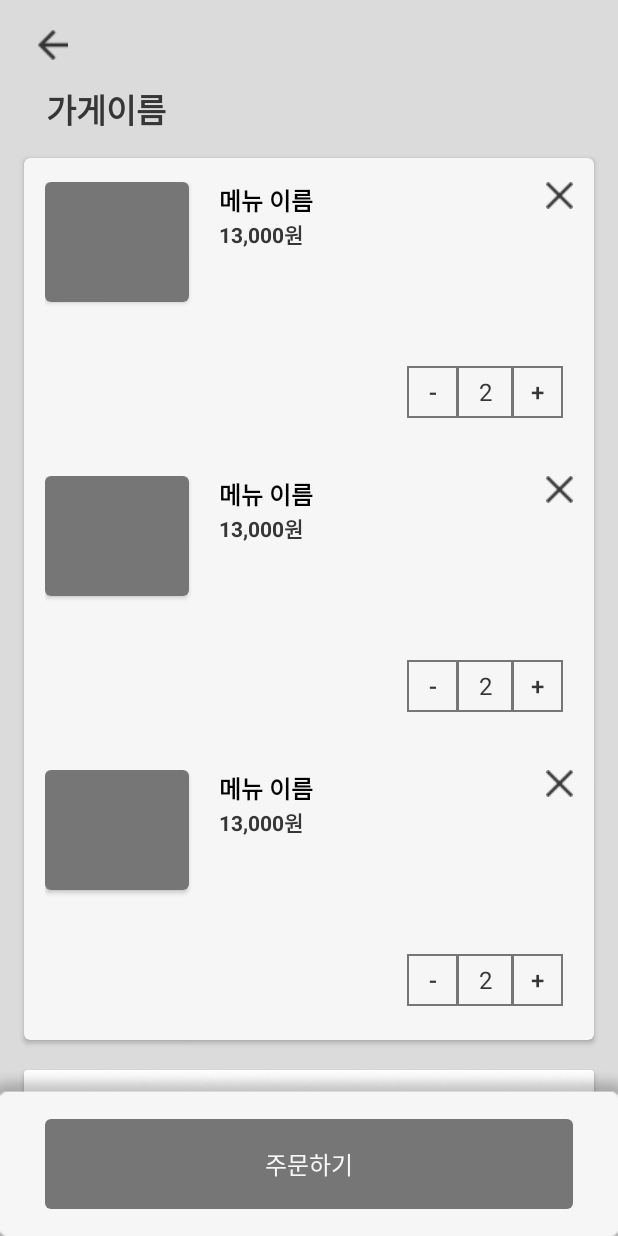
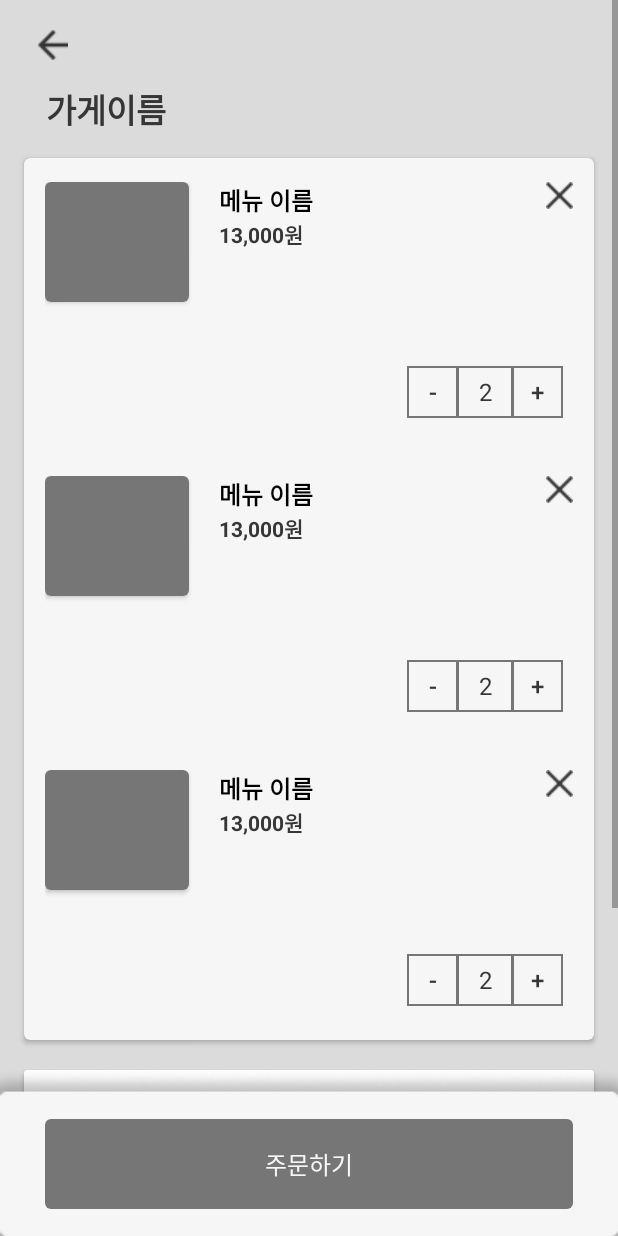
Before and after one commit to PackItProject/PACK_IT_Android, an Android app: the layout fragment_cart.xml on its own in the app's theme, with its tools: preview values and no code run, on a phone screen of 412 x 824 dp. Run offline under Robolectric (Android 15) with nearby library versions, the phone set to English and light mode, and no system bars.

Commit message:
[Feat] 장바구니, 주문내역 상세 스크롤 기능 추가

```diff
--- a/app/src/main/java/com/umc/android/packit/ProfileActivity.kt
+++ b/app/src/main/java/com/umc/android/packit/ProfileActivity.kt
@@ -25,9 +25,9 @@ class ProfileActivity : ProfilePermissionActivity() {
 
     override fun onCreate(savedInstanceState: Bundle?) {
         // xml 바인딩 작업
+        super.onCreate(savedInstanceState)
+
         binding = ActivityProfileBinding.inflate(layoutInflater)
-
-        super.onCreate(savedInstanceState)
         setContentView(binding.root)
 
         // editText 내용에 따른 이벤트 처리
--- a/app/src/main/res/layout/fragment_cart.xml
+++ b/app/src/main/res/layout/fragment_cart.xml
@@ -6,6 +6,13 @@
     android:layout_width="match_parent"
     android:layout_height="match_parent"
     android:background="@color/background_grey">
+<ScrollView
+    android:layout_width="match_parent"
+    android:layout_height="match_parent">
+    <androidx.constraintlayout.widget.ConstraintLayout
+        android:layout_width="match_parent"
+        android:layout_height="match_parent">
+
 
     <!-- 상단부 -->
     <ImageView
@@ -130,8 +137,10 @@
         android:background="@color/white_text"
         android:layout_marginTop="16dp"
         android:layout_marginHorizontal="16dp"
+        android:layout_marginBottom="150dp"
         app:layout_constraintStart_toStartOf="parent"
         app:layout_constraintEnd_toEndOf="parent"
+        app:layout_constraintBottom_toBottomOf="parent"
         app:layout_constraintTop_toBottomOf="@id/cart_pick_up_background_view">
 
         <LinearLayout
@@ -196,7 +205,8 @@
             </RelativeLayout>
         </LinearLayout>
     </androidx.cardview.widget.CardView>
-
+    </androidx.constraintlayout.widget.ConstraintLayout>
+</ScrollView>
     <!-- 하단부 -->
     <ImageView
         android:id="@+id/cart_button_background_iv"
@@ -205,7 +215,6 @@
         android:src="@drawable/img_upper_shadow"
         android:scaleType="fitXY"
         android:elevation="2dp"
-        android:layout_marginTop="16dp"
         app:layout_constraintStart_toStartOf="parent"
         app:layout_constraintBottom_toBottomOf="parent"/>
 
```
Also changed, not shown: app/src/main/java/com/umc/android/packit/OrderDetailedFragment.kt (deleted, +0 -7 lines), app/src/main/java/com/umc/android/packit/OrderHistoryDetailedFragment.kt (added, +16 -0 lines), app/src/main/res/layout/fragment_order_history_detailed.xml (renamed from app/src/main/res/layout/fragment_order_detailed.xml, +12 -2 lines).
